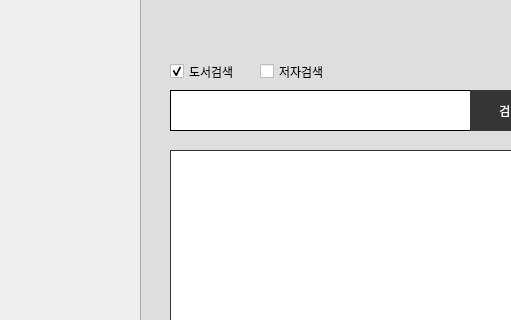
Above: search.ui from EUI-s-bookstore/bookstore before the change; both pictures show x 0 to 511 and y 0 to 320 of the 800 by 450 pixel window. Below: the same form after it.
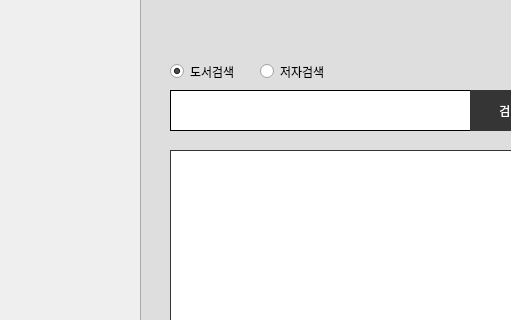
That is the form after the change. Icons and pictures are not drawn.

The edit to the form file:
```diff
--- a/search.ui
+++ b/search.ui
@@ -376,35 +376,6 @@
     <string>검색</string>
    </property>
   </widget>
-  <widget class="QCheckBox" name="book_check">
-   <property name="geometry">
-    <rect>
-     <x>170</x>
-     <y>60</y>
-     <width>92</width>
-     <height>23</height>
-    </rect>
-   </property>
-   <property name="text">
-    <string>도서검색</string>
-   </property>
-   <property name="checked">
-    <bool>true</bool>
-   </property>
-  </widget>
-  <widget class="QCheckBox" name="writer_check">
-   <property name="geometry">
-    <rect>
-     <x>260</x>
-     <y>60</y>
-     <width>92</width>
-     <height>23</height>
-    </rect>
-   </property>
-   <property name="text">
-    <string>저자검색</string>
-   </property>
-  </widget>
   <widget class="QTextBrowser" name="search_list">
    <property name="geometry">
     <rect>
@@ -499,6 +470,35 @@
     <string>목록 비우기</string>
    </property>
   </widget>
+  <widget class="QRadioButton" name="writer_check">
+   <property name="geometry">
+    <rect>
+     <x>260</x>
+     <y>60</y>
+     <width>112</width>
+     <height>23</height>
+    </rect>
+   </property>
+   <property name="text">
+    <string>저자검색</string>
+   </property>
+  </widget>
+  <widget class="QRadioButton" name="book_check">
+   <property name="geometry">
+    <rect>
+     <x>170</x>
+     <y>60</y>
+     <width>112</width>
+     <height>23</height>
+    </rect>
+   </property>
+   <property name="text">
+    <string>도서검색</string>
+   </property>
+   <property name="checked">
+    <bool>true</bool>
+   </property>
+  </widget>
   <zorder>textBrowser_2</zorder>
   <zorder>textBrowser_3</zorder>
   <zorder>email_C_Btn</zorder>
```
Left out of the diff: 4 changed lines with no effect on the pictures.
